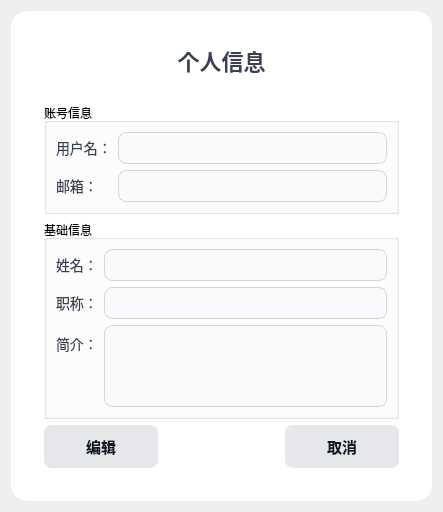
Above: Client/forms/doctorpersonalinfoform.ui from lgy987/IntelliMed before the change. Below: the same form after it.
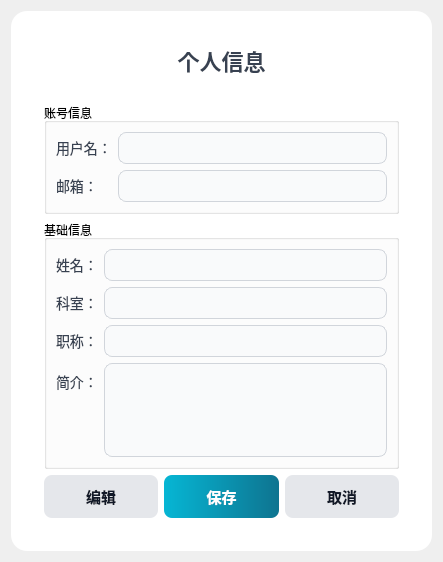
That is the form after the change.

The edit to the form file:
```diff
--- a/Client/forms/doctorpersonalinfoform.ui
+++ b/Client/forms/doctorpersonalinfoform.ui
@@ -7,7 +7,7 @@
     <x>0</x>
     <y>0</y>
     <width>443</width>
-    <height>509</height>
+    <height>562</height>
    </rect>
   </property>
   <property name="windowTitle">
@@ -83,12 +83,11 @@
             background-color: #d1d5db;
         }
         #saveButton {
-            background-color: qlineargradient(x1:0, y1:0, x2:1, y2:0,
-                                             stop:0 #3b82f6, stop:1 #2563eb);
+            background-color: qlineargradient(x1:0, y1:0, x2:1, y2:0, stop:0 #06b6d4, stop:1 #0e7490); /* cyan gradient */
             color: white;
         }
         #saveButton:hover {
-            background-color: #1d4ed8;
+            background-color: #0c4a6e;
         }
         #cancelButton {
             background: #e5e7eb;
@@ -185,14 +184,14 @@
            </property>
           </widget>
          </item>
-         <item row="1" column="0">
+         <item row="2" column="0">
           <widget class="QLabel" name="labelIdNumber">
            <property name="text">
             <string>职称：</string>
            </property>
           </widget>
          </item>
-         <item row="1" column="1">
+         <item row="2" column="1">
           <widget class="QLineEdit" name="titleEdit">
            <property name="sizePolicy">
             <sizepolicy hsizetype="Expanding" vsizetype="Fixed">
@@ -202,17 +201,26 @@
            </property>
           </widget>
          </item>
-         <item row="2" column="0">
+         <item row="3" column="0">
           <widget class="QLabel" name="labelPhoneNumber">
            <property name="text">
             <string>简介：</string>
            </property>
           </widget>
          </item>
-         <item row="2" column="1">
-          <widget class="QTextEdit" name="descriptionEdit">
+         <item row="3" column="1">
+          <widget class="QTextEdit" name="descriptionEdit"/>
+         </item>
+         <item row="1" column="0">
+          <widget class="QLabel" name="labelDepartment">
+           <property name="text">
+            <string>科室：</string>
+           </property>
           </widget>
          </item>
+         <item row="1" column="1">
+          <widget class="QLineEdit" name="departmentEdit"/>
+         </item>
         </layout>
        </widget>
       </item>
```
